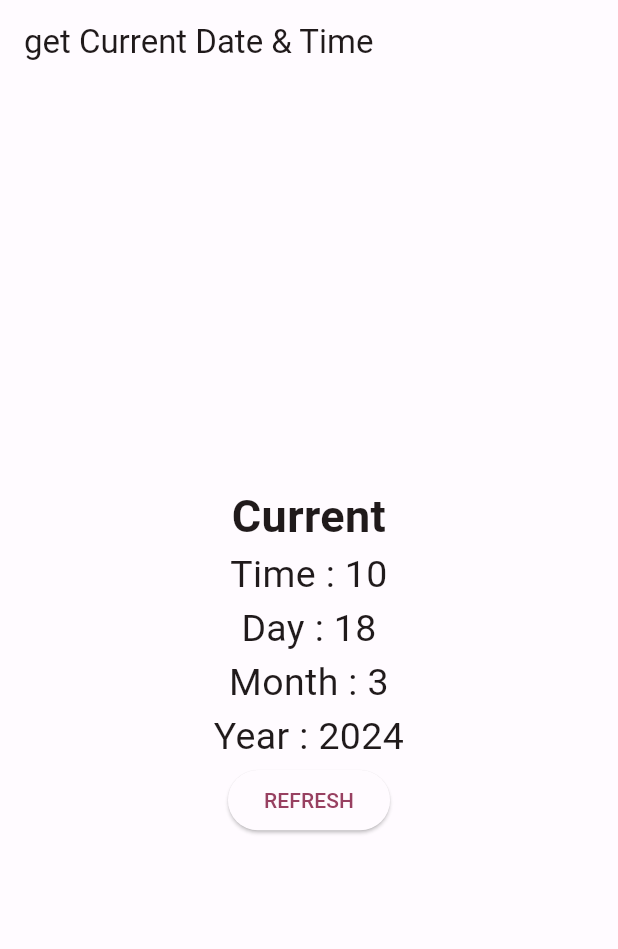
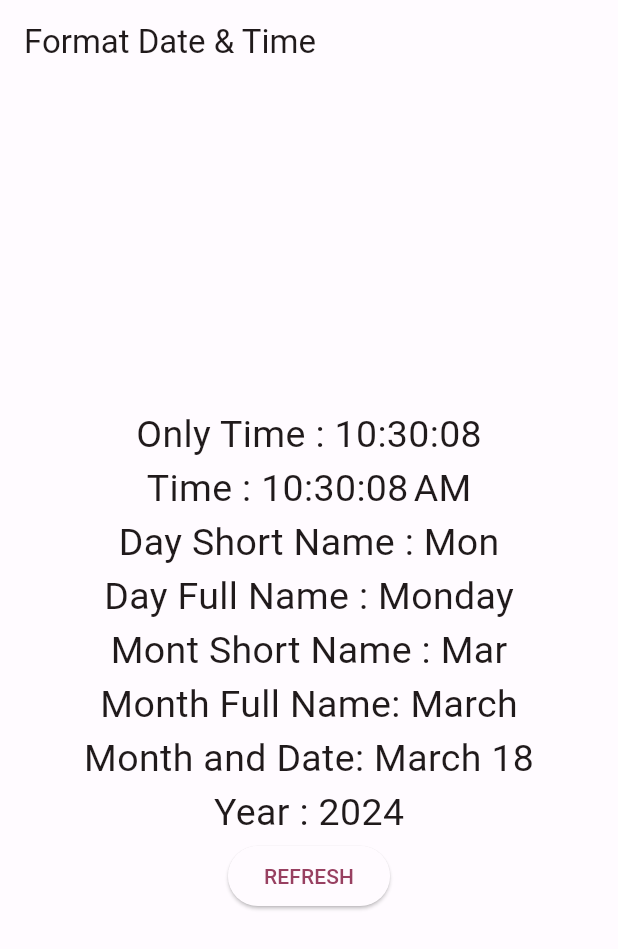
Before and after one commit to jeelpatel001/first_flutter_app, a Flutter app: the screen it shows after launch, after a tap on "REFRESH", on a phone screen of 412 x 824 dp. Shown: the top 949 px of the screen. Run offline on Flutter 3.47's test engine with Material 3 defaults, Android fonts, the phone set to English and light mode, and no system bars.

Commit message:
Format date and time

```diff
--- /dev/null
+++ b/lib/_22_format_date_and_time.dart
@@ -0,0 +1,108 @@
+import 'package:flutter/material.dart';
+import 'package:intl/intl.dart';
+
+class MyDateAndTimeFormat extends StatefulWidget {
+  const MyDateAndTimeFormat({super.key});
+
+  @override
+  State<MyDateAndTimeFormat> createState() => _MyDateAndTimeFormatState();
+}
+
+class _MyDateAndTimeFormatState extends State<MyDateAndTimeFormat> {
+  // First Add dev_dependencies for intl library
+  // Date and Time format package link : https://pub.dev/packages/intl
+
+  @override
+  Widget build(BuildContext context) {
+    var time = DateTime.now();
+
+    return Scaffold(
+      appBar: AppBar(
+        title: const Text("Format Date & Time"),
+      ),
+      body: Center(
+        child: Column(
+          mainAxisAlignment: MainAxisAlignment.center,
+          children: [
+            Text(
+              "Only Time : ${DateFormat('Hms').format(time)}",
+              style: const TextStyle(fontSize: 25),
+            ),
+            Text(
+              "Time : ${DateFormat('jms').format(time)}",
+              style: const TextStyle(fontSize: 25),
+            ),
+            Text(
+              "Day Short Name : ${DateFormat('E').format(time)}",
+              style: const TextStyle(fontSize: 25),
+            ),
+            Text(
+              "Day Full Name : ${DateFormat('EEEE').format(time)}",
+              style: const TextStyle(fontSize: 25),
+            ),
+            Text(
+              "Mont Short Name : ${DateFormat('MMM').format(time)}",
+              style: const TextStyle(fontSize: 25),
+            ),
+            Text(
+              "Month Full Name: ${DateFormat('MMMM').format(time)}",
+              style: const TextStyle(fontSize: 25),
+            ),
+            Text(
+              "Month and Date: ${DateFormat('MMMMd').format(time)}",
+              style: const TextStyle(fontSize: 25),
+            ),
+            Text(
+              "Year : ${time.year}",
+              style: const TextStyle(fontSize: 25),
+            ),
+            ElevatedButton(
+              onPressed: () {
+                setState(() {});
+              },
+              child: const Text("REFRESH"),
+            )
+          ],
+        ),
+      ),
+    );
+  }
+}
+
+
+// Many Formats given bellow
+
+// static const String ABBR_MONTH = 'MMM';
+// static const String DAY = 'd';
+// static const String ABBR_WEEKDAY = 'E';
+// static const String WEEKDAY = 'EEEE';
+// static const String ABBR_STANDALONE_MONTH = 'LLL';
+// static const String STANDALONE_MONTH = 'LLLL';
+// static const String NUM_MONTH = 'M';
+// static const String NUM_MONTH_DAY = 'Md';
+// static const String NUM_MONTH_WEEKDAY_DAY = 'MEd';
+// static const String ABBR_MONTH_DAY = 'MMMd';
+// static const String ABBR_MONTH_WEEKDAY_DAY = 'MMMEd';
+// static const String MONTH = 'MMMM';
+// static const String MONTH_DAY = 'MMMMd';
+// static const String MONTH_WEEKDAY_DAY = 'MMMMEEEEd';
+// static const String ABBR_QUARTER = 'QQQ';
+// static const String QUARTER = 'QQQQ';
+// static const String YEAR = 'y';
+// static const String YEAR_NUM_MONTH = 'yM';
+// static const String YEAR_NUM_MONTH_DAY = 'yMd';
+// static const String YEAR_NUM_MONTH_WEEKDAY_DAY = 'yMEd';
+// static const String YEAR_ABBR_MONTH = 'yMMM';
+// static const String YEAR_ABBR_MONTH_DAY = 'yMMMd';
+// static const String YEAR_ABBR_MONTH_WEEKDAY_DAY = 'yMMMEd';
+// static const String YEAR_MONTH = 'yMMMM';
+// static const String YEAR_MONTH_DAY = 'yMMMMd';
+// static const String YEAR_MONTH_WEEKDAY_DAY = 'yMMMMEEEEd';
+// static const String YEAR_ABBR_QUARTER = 'yQQQ';
+// static const String YEAR_QUARTER = 'yQQQQ';
+// static const String HOUR24 = 'H';
+// static const String HOUR24_MINUTE = 'Hm';
+// static const String HOUR24_MINUTE_SECOND = 'Hms';
+// static const String HOUR = 'j';
+// static const String HOUR_MINUTE = 'jm';
+// static const String HOUR_MINUTE_SECOND = 'jms';
--- a/lib/main.dart
+++ b/lib/main.dart
@@ -1,6 +1,7 @@
 import 'package:first_flutter_app/_19_card_widget.dart';
 import 'package:first_flutter_app/_20_text_input_widget.dart';
 import 'package:first_flutter_app/_21_get_date_and_time.dart';
+import 'package:first_flutter_app/_22_format_date_and_time.dart';
 import 'package:flutter/material.dart';
 
 import '_10_List_View_StaticData.dart';
@@ -57,7 +58,8 @@ class MyApp extends StatelessWidget {
       // home: const MyCustomFonts(),
       // home: const MyCardWidget(),
       // home: const MyTextField(),
-      home: const MyDateAndTime(),
+      // home: const MyDateAndTime(),
+      home: const MyDateAndTimeFormat(),
 
 
     );
--- a/pubspec.yaml
+++ b/pubspec.yaml
@@ -40,12 +40,14 @@ dev_dependencies:
   flutter_test:
     sdk: flutter
 
+
   # The "flutter_lints" package below contains a set of recommended lints to
   # encourage good coding practices. The lint set provided by the package is
   # activated in the `analysis_options.yaml` file located at the root of your
   # package. See that file for information about deactivating specific lint
   # rules and activating additional ones.
   flutter_lints: ^3.0.0
+  intl: ^0.19.0
 
 # For information on the generic Dart part of this file, see the
 # following page: https://dart.dev/tools/pub/pubspec
```
Also changed, not shown: pubspec.lock.
